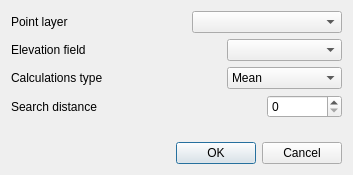
Above: flo2d/ui/sampling_xyz.ui from FLO-2DSoftware/qgis-flo-2d-plugin before the change. Below: the same form after it.
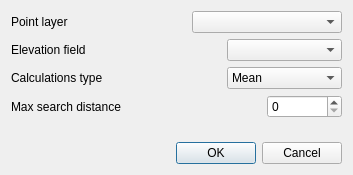
That is the form after the change. Custom widgets are drawn as their Qt base class.

```diff
--- a/flo2d/ui/sampling_xyz.ui
+++ b/flo2d/ui/sampling_xyz.ui
@@ -213,7 +213,7 @@
      <item>
       <widget class="QLabel" name="label_4">
        <property name="text">
-        <string>Search distance</string>
+        <string>Max search distance</string>
        </property>
       </widget>
      </item>
```
Left out of the diff: 11 changed lines with no effect on the pictures.
